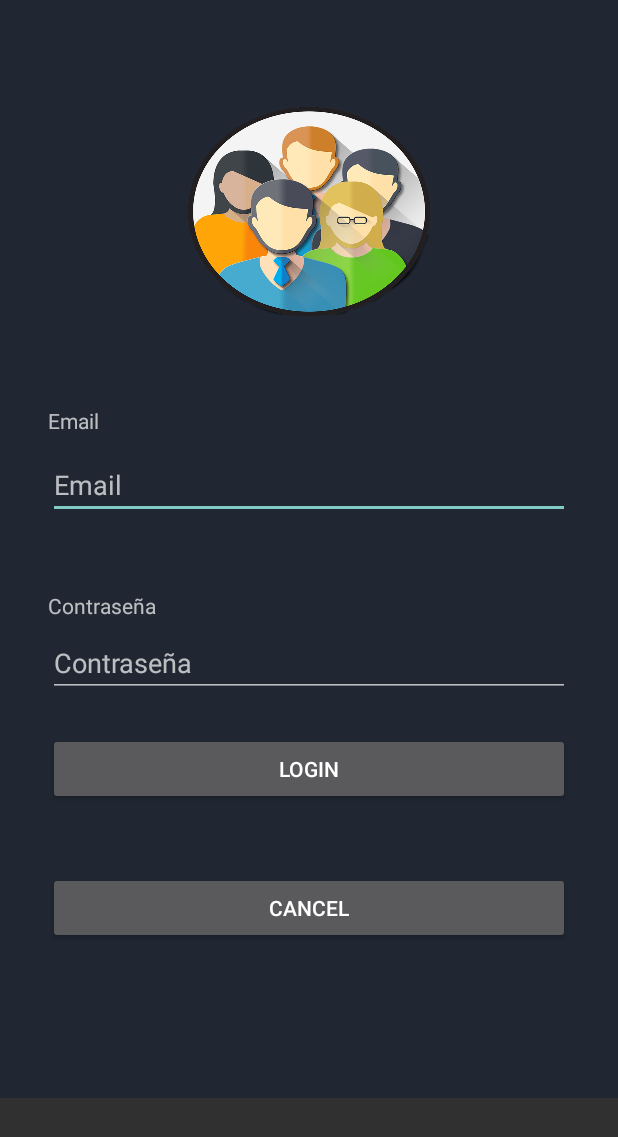
After one commit to felipetoro04/AppSemestralV1, an Android app: the Login screen opened directly, with no data from a screen before it, on a phone screen of 412 x 824 dp. The commit adds this screen. Shown: the top 1137 px of the screen. Run offline under Robolectric (Android 15) with nearby library versions, the phone set to English and light mode, and no system bars.

Commit message:
Second Oficial commit

```diff
--- a/app/src/main/AndroidManifest.xml
+++ b/app/src/main/AndroidManifest.xml
@@ -9,7 +9,8 @@
         android:roundIcon="@mipmap/ic_launcher_round"
         android:supportsRtl="true"
         android:theme="@style/Theme.AppCompat.NoActionBar">
-        <activity android:name=".SignIn"></activity>
+        <activity android:name=".Login"></activity>
+        <activity android:name=".SignIn" />
         <activity android:name=".MainActivity">
             <intent-filter>
                 <action android:name="android.intent.action.MAIN" />
--- /dev/null
+++ b/app/src/main/java/com/example/appsemestralv1/Login.java
@@ -0,0 +1,73 @@
+package com.example.appsemestralv1;
+
+import androidx.appcompat.app.AppCompatActivity;
+
+import android.content.Intent;
+import android.os.Bundle;
+import android.view.View;
+import android.widget.Button;
+import android.widget.EditText;
+import android.widget.Toast;
+
+public class Login extends AppCompatActivity implements View.OnClickListener {
+
+
+    EditText email, pass;
+    Button logButton, cancelButton;
+    daoUser dao;
+
+
+    @Override
+    protected void onCreate(Bundle savedInstanceState) {
+        super.onCreate(savedInstanceState);
+        setContentView(R.layout.activity_login);
+
+        email = (EditText) findViewById(R.id.editTextTextPersonName);
+        pass = (EditText) findViewById(R.id.editTextTextPassword);
+        logButton = (Button) findViewById(R.id.LogButton);
+        cancelButton = (Button) findViewById(R.id.CancelLoginButton);
+
+
+
+        logButton.setOnClickListener(this);
+        cancelButton.setOnClickListener(this);
+
+        dao = new daoUser(this);
+
+    }
+    @Override
+    public void onClick(View v) {
+
+        switch (v.getId()) {
+            case R.id.LogButton:
+
+                String mail = email.getText().toString();
+                String password = pass.getText().toString();
+
+
+                if (mail.equals("") || password.equals("")){
+                    Toast.makeText(this,"Debe completar todos los campos",Toast.LENGTH_LONG).show();
+                }else if (dao.login(mail, password)){
+                    User loggedUser = dao.getUser(mail,password);
+                    Intent intent = new Intent(Login.this, MainActivity.class);
+                    intent.putExtra("id",loggedUser.getId());
+
+
+                    startActivity(intent);
+                }else{
+                    Toast.makeText(this,"Usuario o contrasenia incorrecta",Toast.LENGTH_LONG).show();
+                }
+                break;
+
+            case R.id.CancelLoginButton:
+                Intent i = new Intent(Login.this,MainActivity.class);
+                startActivity(i);
+                break;
+
+        }
+    }
+    @Override
+    public  void onBackPressed(){
+
+    }
+}
--- a/app/src/main/java/com/example/appsemestralv1/daoUser.java
+++ b/app/src/main/java/com/example/appsemestralv1/daoUser.java
@@ -85,7 +85,7 @@ public class  daoUser {
         if (cursor != null) {
             if (cursor.moveToFirst()) {
                 do {
-                    if (cursor.getString(2).equals(email) && cursor.getString(3).equals(password)) {
+                    if (cursor.getString(4).equals(email) && cursor.getString(7).equals(password)) {
                         success = true;
                         break;
                     }
--- /dev/null
+++ b/app/src/main/res/layout/activity_login.xml
@@ -0,0 +1,130 @@
+<?xml version="1.0" encoding="utf-8"?>
+<androidx.constraintlayout.widget.ConstraintLayout xmlns:android="http://schemas.android.com/apk/res/android"
+    xmlns:app="http://schemas.android.com/apk/res-auto"
+    xmlns:tools="http://schemas.android.com/tools"
+    android:layout_width="match_parent"
+    android:layout_height="wrap_content"
+    tools:context=".Login"
+    android:background="#202732">
+
+    <Button
+        android:id="@+id/CancelLoginButton"
+        android:layout_width="match_parent"
+        android:layout_height="wrap_content"
+        android:layout_marginStart="32dp"
+        android:layout_marginLeft="32dp"
+        android:layout_marginTop="14dp"
+        android:layout_marginEnd="32dp"
+        android:layout_marginRight="32dp"
+        android:layout_marginBottom="72dp"
+        android:text="CANCEL"
+        app:layout_constraintBottom_toBottomOf="parent"
+        app:layout_constraintEnd_toEndOf="parent"
+        app:layout_constraintStart_toStartOf="parent"
+        app:layout_constraintTop_toBottomOf="@+id/LogButton" />
+
+    <ImageView
+        android:id="@+id/imageView"
+        android:layout_width="161dp"
+        android:layout_height="139dp"
+        android:layout_marginStart="125dp"
+        android:layout_marginLeft="125dp"
+        android:layout_marginTop="71dp"
+        android:layout_marginEnd="125dp"
+        android:layout_marginRight="125dp"
+        android:layout_marginBottom="521dp"
+        android:background="@drawable/user"
+        app:layout_constraintBottom_toBottomOf="parent"
+        app:layout_constraintEnd_toEndOf="parent"
+        app:layout_constraintStart_toStartOf="parent"
+        app:layout_constraintTop_toTopOf="parent"
+        />
+
+
+
+    <EditText
+        android:id="@+id/editTextTextPersonName"
+        android:layout_width="match_parent"
+        android:layout_height="wrap_content"
+        android:layout_marginStart="32dp"
+        android:layout_marginLeft="32dp"
+        android:layout_marginTop="90dp"
+        android:layout_marginEnd="32dp"
+        android:layout_marginRight="32dp"
+        android:layout_marginBottom="49dp"
+        android:ems="10"
+        android:hint="Email"
+
+        app:layout_constraintBottom_toTopOf="@+id/editTextTextPassword"
+        app:layout_constraintEnd_toEndOf="parent"
+        app:layout_constraintStart_toStartOf="parent"
+        app:layout_constraintTop_toBottomOf="@+id/imageView" />
+
+    <EditText
+        android:id="@+id/editTextTextPassword"
+        android:layout_width="match_parent"
+        android:layout_height="wrap_content"
+        android:layout_marginStart="32dp"
+        android:layout_marginLeft="32dp"
+        android:layout_marginTop="24dp"
+        android:layout_marginEnd="32dp"
+        android:layout_marginRight="32dp"
+        android:layout_marginBottom="78dp"
+        android:ems="10"
+        android:hint="Contraseña"
+        android:inputType="textPassword"
+        app:layout_constraintBottom_toTopOf="@+id/LogButton"
+        app:layout_constraintEnd_toEndOf="parent"
+        app:layout_constraintStart_toStartOf="parent"
+        app:layout_constraintTop_toBottomOf="@+id/editTextTextPersonName" />
+
+    <Button
+        android:id="@+id/LogButton"
+        android:layout_width="match_parent"
+        android:layout_height="wrap_content"
+        android:layout_marginStart="32dp"
+        android:layout_marginLeft="32dp"
+        android:layout_marginTop="24dp"
+        android:layout_marginEnd="32dp"
+        android:layout_marginRight="32dp"
+        android:layout_marginBottom="24dp"
+
+        android:text="LOGIN"
+        app:layout_constraintBottom_toTopOf="@+id/RegisterButton"
+        app:layout_constraintEnd_toEndOf="parent"
+        app:layout_constraintStart_toStartOf="parent"
+        app:layout_constraintTop_toBottomOf="@+id/editTextTextPassword" />
+
+    <TextView
+        android:id="@+id/textView3"
+        android:layout_width="match_parent"
+        android:layout_height="wrap_content"
+        android:layout_marginStart="32dp"
+        android:layout_marginLeft="32dp"
+        android:layout_marginTop="54dp"
+        android:layout_marginEnd="32dp"
+        android:layout_marginRight="32dp"
+        android:layout_marginBottom="5dp"
+        android:text="Email"
+        app:layout_constraintBottom_toTopOf="@+id/editTextTextPersonName"
+        app:layout_constraintEnd_toEndOf="parent"
+        app:layout_constraintStart_toStartOf="parent"
+        app:layout_constraintTop_toBottomOf="@+id/imageView" />
+
+    <TextView
+        android:id="@+id/textView7"
+        android:layout_width="match_parent"
+        android:layout_height="wrap_content"
+        android:layout_marginStart="32dp"
+        android:layout_marginLeft="32dp"
+        android:layout_marginTop="48dp"
+        android:layout_marginEnd="32dp"
+        android:layout_marginRight="32dp"
+        android:layout_marginBottom="6dp"
+        android:text="Contraseña"
+        app:layout_constraintBottom_toTopOf="@+id/editTextTextPassword"
+        app:layout_constraintEnd_toEndOf="parent"
+        app:layout_constraintStart_toStartOf="parent"
+        app:layout_constraintTop_toBottomOf="@+id/editTextTextPersonName" />
+
+</androidx.constraintlayout.widget.ConstraintLayout>
--- a/app/src/main/res/layout/activity_main.xml
+++ b/app/src/main/res/layout/activity_main.xml
@@ -72,12 +72,15 @@
             android:background="@drawable/button_circle_two"
             android:text="VER HISTORIAL DE UBICACIONES"
             android:textColor="@color/cardview_dark_background" />
+
+
+
         <ImageButton
             android:id="@+id/CallFamily"
             android:layout_width="match_parent"
             android:layout_height="200dp"
             android:layout_marginStart="105dp"
-
+            android:visibility="gone"
             android:layout_marginLeft="105dp"
             android:layout_marginTop="280dp"
             android:layout_marginEnd="105dp"
@@ -124,6 +127,7 @@
             android:layout_marginTop="500dp"
             android:textAlignment="center"
             android:textColor="@color/black"
+            android:visibility="gone"
             />
 
 
```
Also changed, not shown: app/src/main/java/com/example/appsemestralv1/DialogLogin.java (deleted, +0 -70 lines), app/src/main/java/com/example/appsemestralv1/MainActivity.java (+33 -19 lines), app/src/main/res/layout/layout_dialog.xml (deleted, +0 -28 lines), app/src/main/res/drawable/user.png (added).
